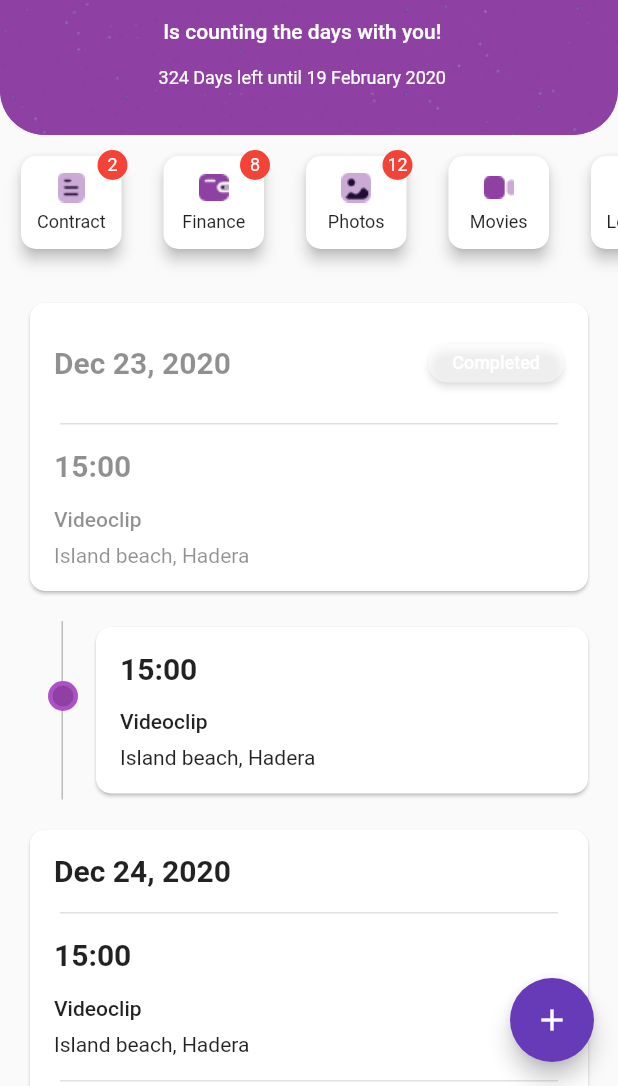
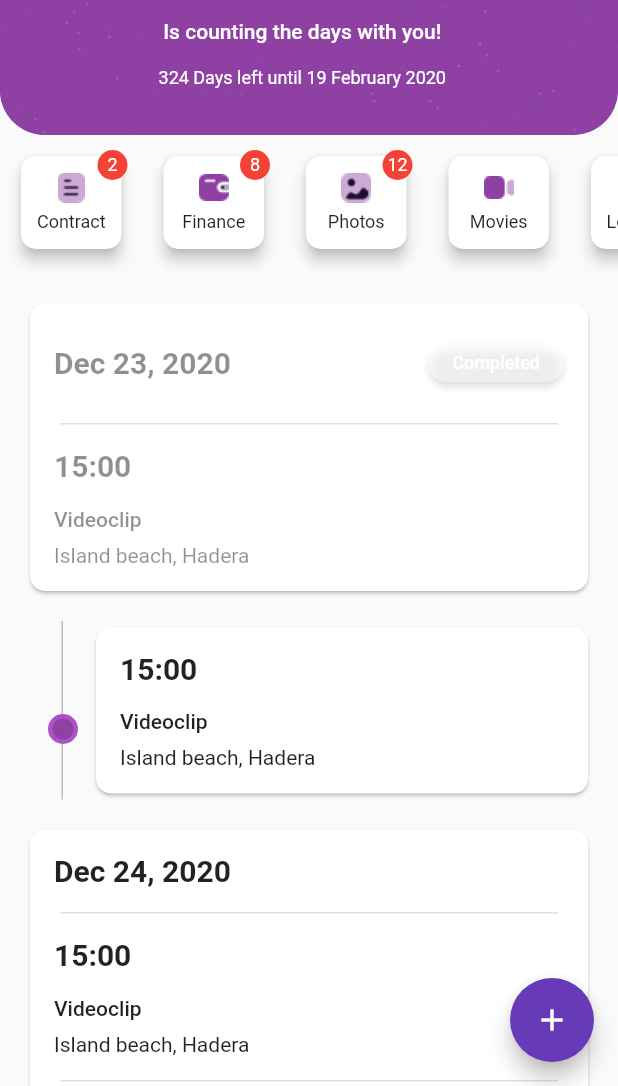
Before and after one commit to Miolin/test_page, a Flutter app: the screen it shows after launch, on a phone screen of 412 x 824 dp, the part 150-1236 px from its top. Run offline on Flutter 3.47's test engine with Material 2 defaults, Android fonts, the phone set to English and light mode, and no system bars; our stand-ins replace rxdart; network calls fail.

Commit message:
fix event dots position

```diff
--- a/lib/src/widgets/event_card.dart
+++ b/lib/src/widgets/event_card.dart
@@ -234,7 +234,7 @@ class DetailsEventStepper extends StatelessWidget {
           Opacity(
             opacity: event.status == EventStatus.completed ? .8 : 1,
             child: Padding(
-              padding: const EdgeInsets.only(top: 40),
+              padding: const EdgeInsets.only(top: 62),
               child: Container(
                 height: 20,
                 width: 20,
```
